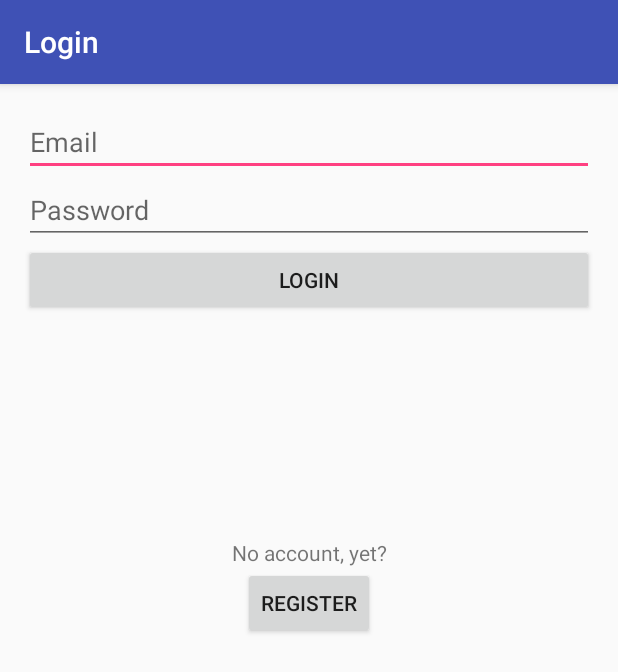
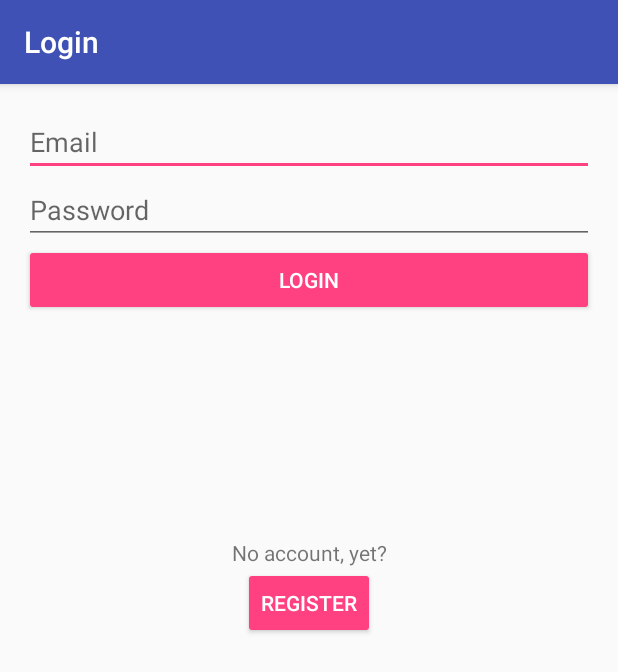
Before and after one commit to SebastianEngel/heybeach-android, an Android app: the screen it shows after launch (AccountActivity), after a tap on "Account", on a phone screen of 412 x 824 dp. Shown: the top 672 px of the screen. Run offline under Robolectric (Android 15) with nearby library versions, the phone set to English and light mode, and no system bars; 2 statements that could not run were skipped.

Commit message:
Setting a theme button style for colored buttons.

```diff
--- a/app/src/main/res/values/styles.xml
+++ b/app/src/main/res/values/styles.xml
@@ -24,6 +24,12 @@
     <item name="colorPrimary">@color/colorPrimary</item>
     <item name="colorPrimaryDark">@color/colorPrimaryDark</item>
     <item name="colorAccent">@color/colorAccent</item>
+    <item name="buttonStyle">@style/ButtonStyle</item>
+  </style>
+
+  <!-- Buttons -->
+  <style name="ButtonStyle" parent="Widget.AppCompat.Button.Colored">
+      <item name="colorButtonNormal">@color/colorAccent</item>
   </style>
 
 </resources>
```
